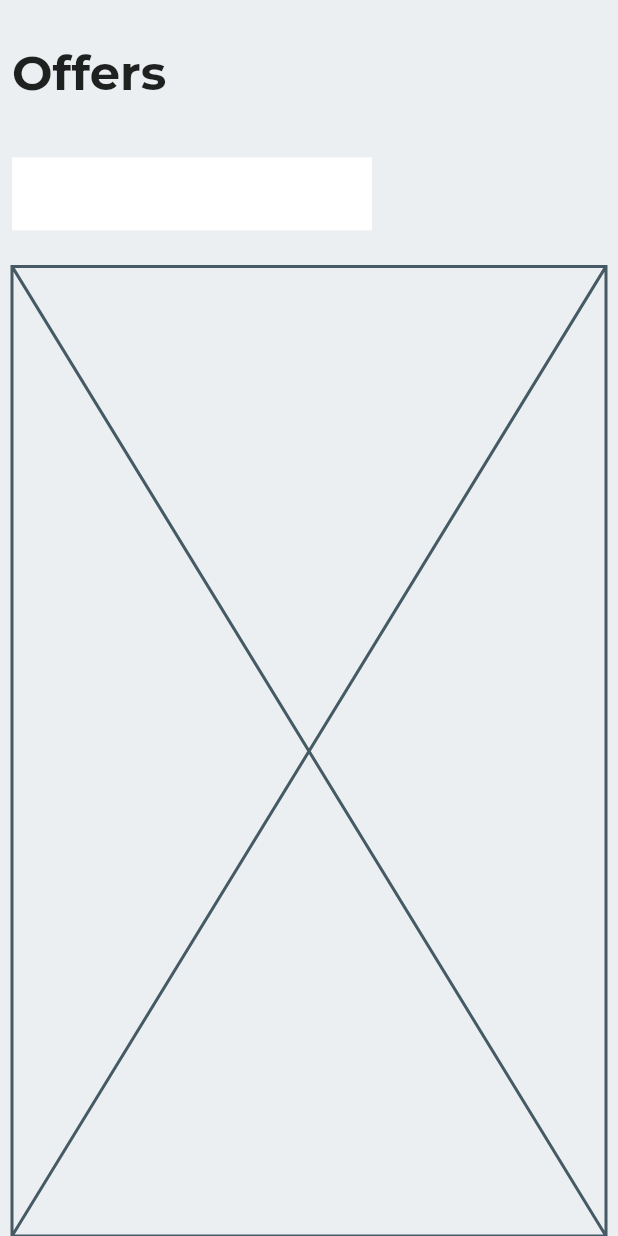
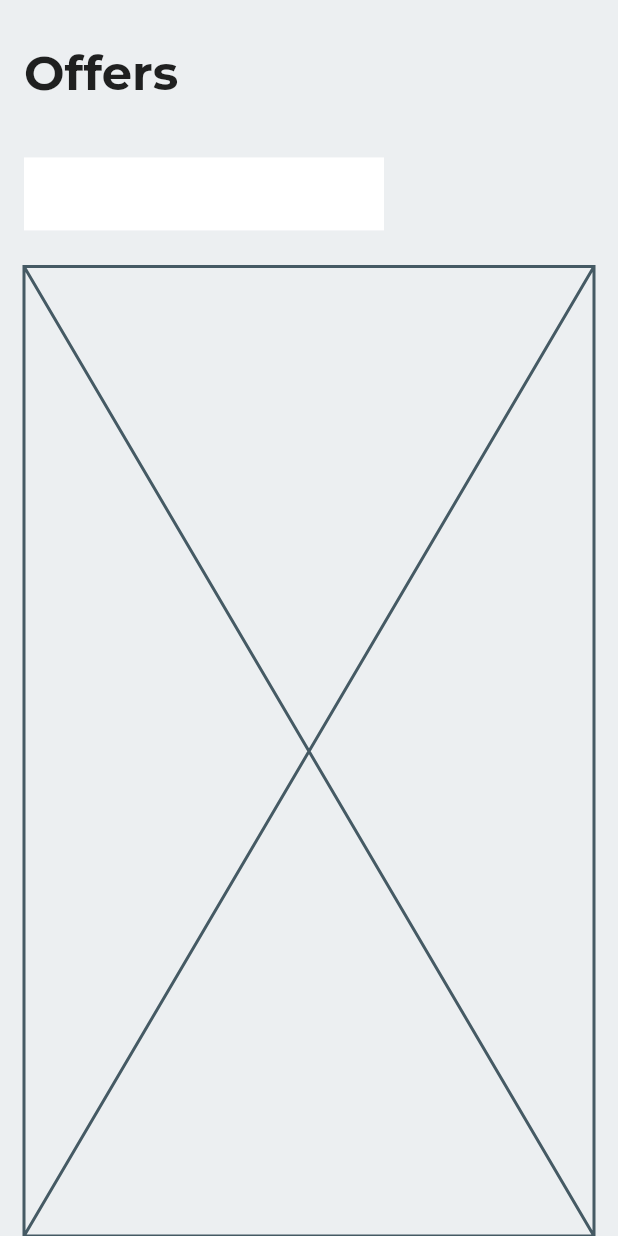
Before and after one commit to JAICHANGPARK/flutter_notebook_11th_story, a Flutter app: the screen it shows after launch, on a phone screen of 412 x 824 dp. Run offline on Flutter 3.47's test engine with Material 2 defaults, Android fonts, the phone set to English and light mode, and no system bars; our stand-ins replace backdrop, badges, flutter_inner_drawer, flutter_slidable, flutter_swiper, google_fonts.

Commit message:
Update offers_home_page.dart

```diff
--- a/lib/ep741_offers_app/ui/offers_home_page.dart
+++ b/lib/ep741_offers_app/ui/offers_home_page.dart
@@ -13,7 +13,7 @@ class _OffersHomePageState extends State<OffersHomePage> {
       backgroundColor: Colors.blueGrey[50],
       body: SafeArea(
         child: Padding(
-          padding: const EdgeInsets.symmetric(horizontal: 8),
+          padding: const EdgeInsets.symmetric(horizontal: 16),
           child: Column(
             crossAxisAlignment: CrossAxisAlignment.start,
             children: [
```
